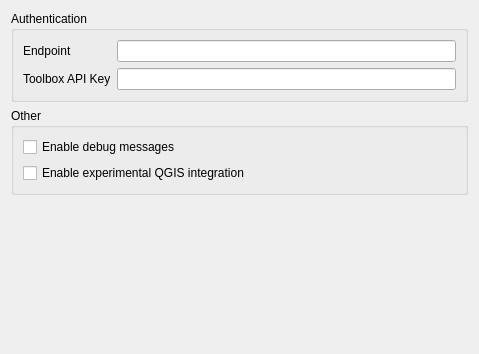
The window that src/nextgis_toolbox/ui/nextgis_toolbox_settings_page_base.ui (RemeshevskiyValeriy/qgis_nextgis_toolbox) describes before a commit, drawn with Qt 5.
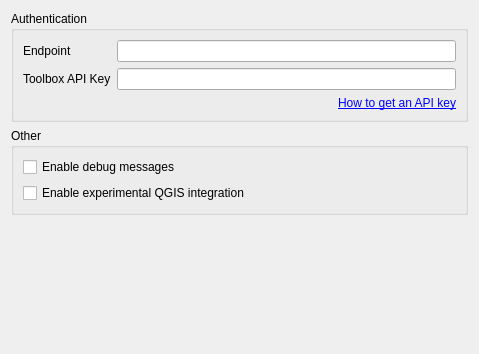
The same window after the commit.

Commit message: Add link to docs

What changed in the file:
```diff
--- a/src/nextgis_toolbox/ui/nextgis_toolbox_settings_page_base.ui
+++ b/src/nextgis_toolbox/ui/nextgis_toolbox_settings_page_base.ui
@@ -78,6 +78,25 @@
         </property>
        </widget>
       </item>
+      <item row="2" column="1">
+       <widget class="QLabel" name="toolbox_token_documentation_label">
+        <property name="sizePolicy">
+         <sizepolicy hsizetype="Expanding" vsizetype="Preferred">
+          <horstretch>0</horstretch>
+          <verstretch>0</verstretch>
+         </sizepolicy>
+        </property>
+        <property name="text">
+         <string>&lt;a href=&quot;https://docs.nextgis.com/docs_ngqgis/source/toolbox.html#api-key&quot;&gt;How to get an API key&lt;/a&gt;</string>
+        </property>
+        <property name="alignment">
+         <set>Qt::AlignRight|Qt::AlignTrailing|Qt::AlignVCenter</set>
+        </property>
+        <property name="openExternalLinks">
+         <bool>true</bool>
+        </property>
+       </widget>
+      </item>
      </layout>
     </widget>
    </item>
```
The commit also changes 1 other file.
